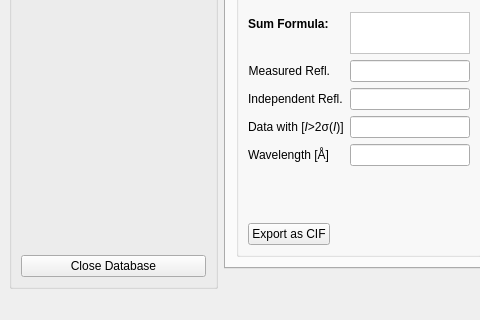
Qt form src/structurefinder/gui/strf_main.ui (dkratzert/StructureFinder) before a commit; both pictures show x 0 to 480 and y 533 to 853 of the 1291 by 853 pixel window.
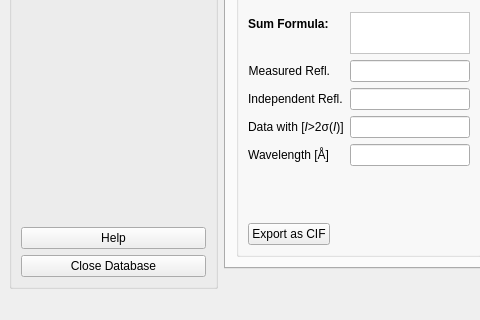
The same form after that commit. Custom widgets are drawn as their Qt base class.

Commit message: Add help button

The edit to the form file:
```diff
--- a/src/structurefinder/gui/strf_main.ui
+++ b/src/structurefinder/gui/strf_main.ui
@@ -239,6 +239,13 @@
          </property>
         </spacer>
        </item>
+       <item>
+        <widget class="QPushButton" name="helpPushButton">
+         <property name="text">
+          <string>Help</string>
+         </property>
+        </widget>
+       </item>
        <item alignment="Qt::AlignLeft">
         <widget class="QPushButton" name="closeDatabaseButton">
          <property name="sizePolicy">
```
The commit also changes 3 other files.
